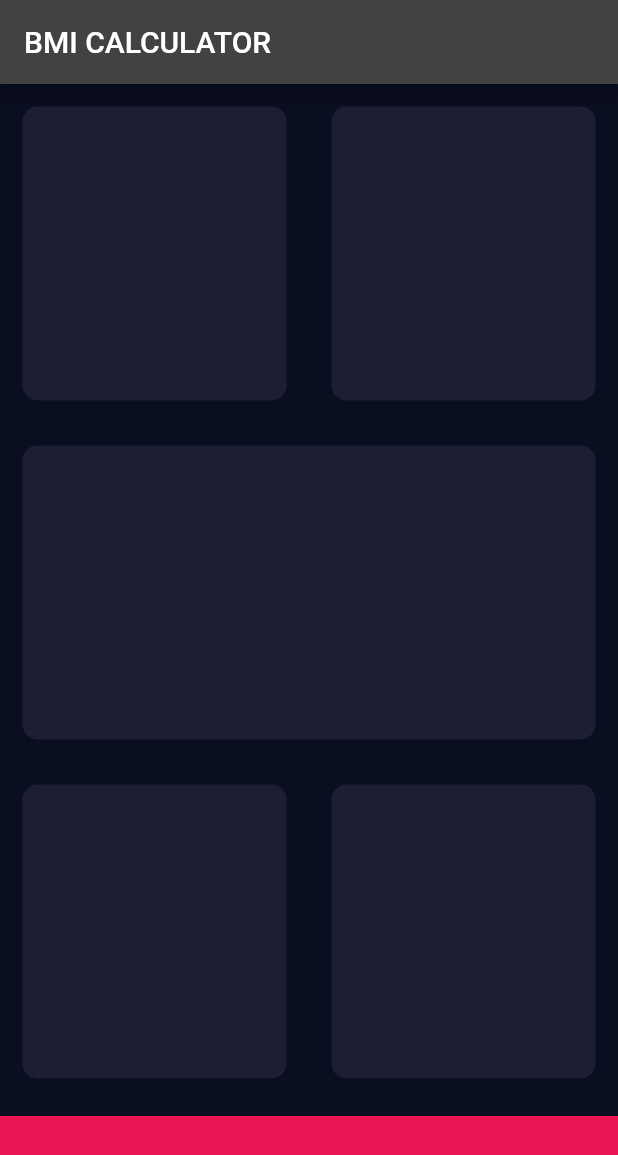
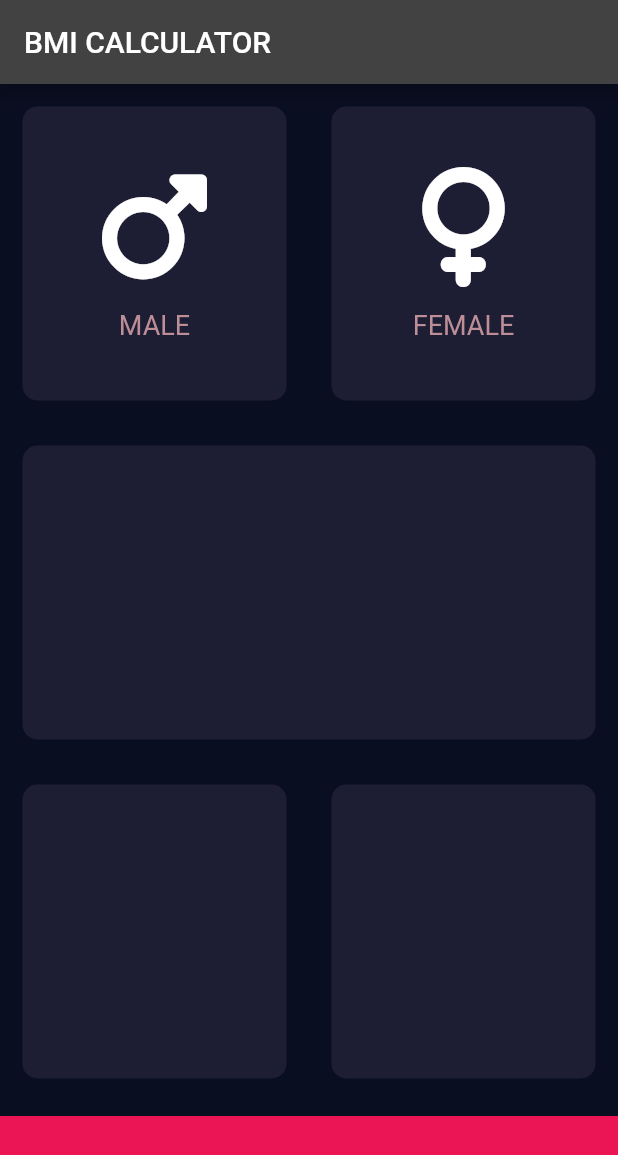
Before and after one commit to mfrancetic/bmi-calculator, a Flutter app: the screen it shows after launch, on a phone screen of 412 x 824 dp. Shown: the top 1155 px of the screen. Run offline on Flutter 3.47's test engine with Material 2 defaults, Android fonts, the phone set to English and light mode, and no system bars; our stand-ins replace font_awesome_flutter.

Commit message:
Add font_awesome_flutter dependency; create IconContent widget and use it to display male and female cards

```diff
--- a/lib/input/input_page.dart
+++ b/lib/input/input_page.dart
@@ -1,7 +1,10 @@
 import 'package:flutter/material.dart';
+import 'package:flutter_bmi_calculator/input/widgets/icon_content.dart';
 import 'package:flutter_bmi_calculator/input/widgets/reusable_card.dart';
 import 'package:flutter_bmi_calculator/utils/constants/colors.dart';
 import 'package:flutter_bmi_calculator/utils/constants/dimensions.dart';
+import 'package:flutter_bmi_calculator/utils/constants/strings.dart';
+import 'package:font_awesome_flutter/font_awesome_flutter.dart';
 
 class InputPage extends StatefulWidget {
   const InputPage({Key? key}) : super(key: key);
@@ -23,9 +26,21 @@ class _InputPageState extends State<InputPage> {
               child: Row(
                 children: const [
                   Expanded(
-                      child: ReusableCard(color: inputPageActiveCardColor)),
+                      child: ReusableCard(
+                    color: inputPageActiveCardColor,
+                    cardChild: IconContent(
+                      label: iconContentLabelMale,
+                      icon: FontAwesomeIcons.mars,
+                    ),
+                  )),
                   Expanded(
-                      child: ReusableCard(color: inputPageActiveCardColor)),
+                      child: ReusableCard(
+                    color: inputPageActiveCardColor,
+                    cardChild: IconContent(
+                      label: iconContentLabelFemale,
+                      icon: FontAwesomeIcons.venus,
+                    ),
+                  )),
                 ],
               ),
             ),
--- /dev/null
+++ b/lib/input/widgets/icon_content.dart
@@ -0,0 +1,39 @@
+import 'package:flutter/material.dart';
+import 'package:flutter_bmi_calculator/utils/constants/colors.dart';
+import 'package:flutter_bmi_calculator/utils/constants/dimensions.dart';
+
+const labelTextStyle = TextStyle(
+  fontSize: iconContentLabelTextStyleFontSize,
+  color: iconContentLabelTextStyleColor,
+);
+
+class IconContent extends StatelessWidget {
+  const IconContent({
+    Key? key,
+    required this.label,
+    required this.icon,
+  }) : super(key: key);
+
+  final String label;
+  final IconData icon;
+
+  @override
+  Widget build(BuildContext context) {
+    return Column(
+      mainAxisAlignment: MainAxisAlignment.center,
+      children: <Widget>[
+        Icon(
+          icon,
+          size: iconContentIconSize,
+        ),
+        const SizedBox(
+          height: iconContentDividerHeight,
+        ),
+        Text(
+          label,
+          style: labelTextStyle,
+        )
+      ],
+    );
+  }
+}
--- a/lib/input/widgets/reusable_card.dart
+++ b/lib/input/widgets/reusable_card.dart
@@ -4,9 +4,11 @@ class ReusableCard extends StatelessWidget {
   const ReusableCard({
     Key? key,
     required this.color,
+    this.cardChild,
   }) : super(key: key);
 
   final Color color;
+  final Widget? cardChild;
 
   @override
   Widget build(BuildContext context) {
@@ -16,6 +18,7 @@ class ReusableCard extends StatelessWidget {
         color: color,
         borderRadius: BorderRadius.circular(10.0),
       ),
+      child: cardChild,
     );
   }
 }
--- a/lib/utils/constants/colors.dart
+++ b/lib/utils/constants/colors.dart
@@ -2,3 +2,5 @@ import 'package:flutter/material.dart';
 
 const inputPageActiveCardColor = Color(0xFF1D1E33);
 const inputPageBottomContainerColor = Color(0xFFEB1555);
+
+const iconContentLabelTextStyleColor = Color(0xFFBD8E98);
--- a/lib/utils/constants/dimensions.dart
+++ b/lib/utils/constants/dimensions.dart
@@ -1,2 +1,6 @@
 const double inputPageBottomContainerHeight = 80.0;
 const double inputPageBottomContainerMarginTop = 10.0;
+
+const double iconContentIconSize = 80.0;
+const double iconContentLabelTextStyleFontSize = 18.0;
+const double iconContentDividerHeight = 15.0;
--- /dev/null
+++ b/lib/utils/constants/strings.dart
@@ -0,0 +1,2 @@
+const iconContentLabelFemale = 'FEMALE';
+const iconContentLabelMale = 'MALE';
--- a/pubspec.yaml
+++ b/pubspec.yaml
@@ -34,6 +34,7 @@ dependencies:
   # The following adds the Cupertino Icons font to your application.
   # Use with the CupertinoIcons class for iOS style icons.
   cupertino_icons: ^1.0.2
+  font_awesome_flutter: ^10.1.0
 
 dev_dependencies:
   flutter_test:
```
Also changed, not shown: pubspec.lock.
